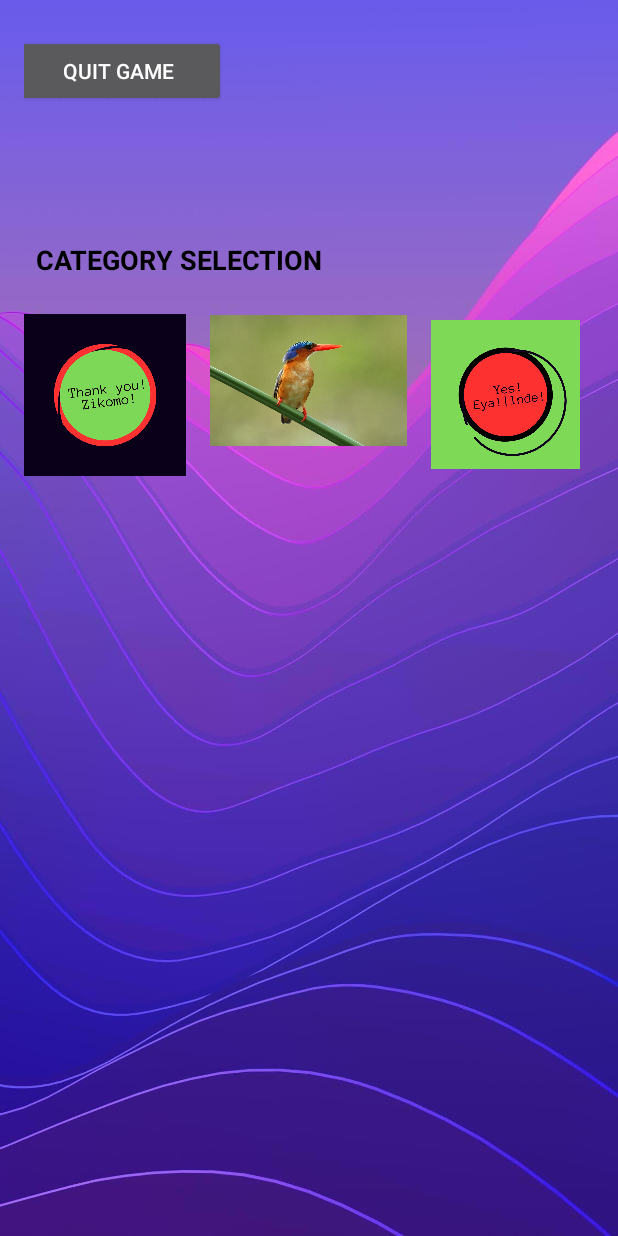
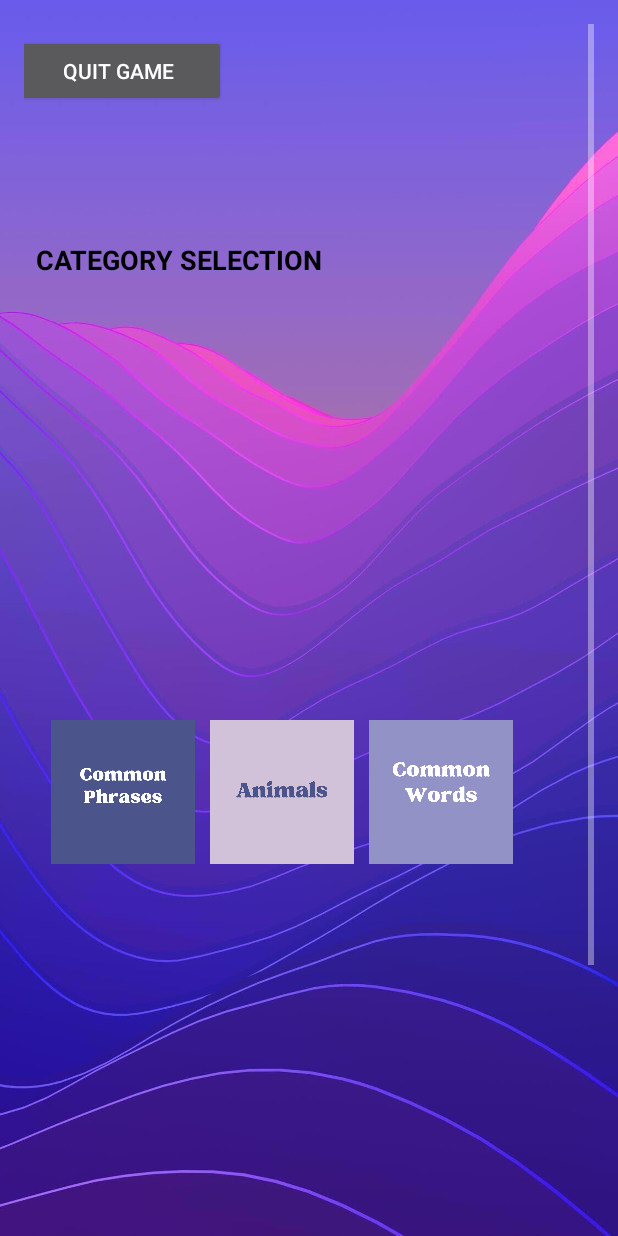
Before and after one commit to Mkayuni/LotoAndroid, an Android app: the screen it shows after launch (MainActivity), on a phone screen of 412 x 824 dp. Run offline under Robolectric (Android 15) with nearby library versions, the phone set to English and light mode, and no system bars.

Commit message:
Loto initial

```diff
--- a/app/src/main/res/layout/activity_loto.xml
+++ b/app/src/main/res/layout/activity_loto.xml
@@ -45,8 +45,8 @@
         <!-- Add a layout for the word pair TextView (this layout will transition to landscape) -->
 
         <LinearLayout
-            android:layout_width="wrap_content"
-            android:layout_height="wrap_content"
+            android:layout_width="match_parent"
+            android:layout_height="match_parent"
             android:orientation="horizontal">
 
             <!-- ImageView for Common Phrases with Click Listener -->
@@ -57,32 +57,36 @@
 
             <ImageView
                 android:id="@+id/categoryImageCommonPhrases"
-                android:layout_width="108dp"
+                android:layout_width="96dp"
                 android:layout_height="match_parent"
+                android:layout_marginStart="18dp"
+                android:adjustViewBounds="false"
                 android:animation="@anim/fade_in_and_blink"
                 android:contentDescription="@string/common_phrases_image_content_description"
                 android:scaleType="centerInside"
-                android:src="@drawable/common_phrases_image" />
+                android:src="@drawable/miyambi" />
 
             <ImageView
                 android:id="@+id/categoryImageAnimals"
-                android:layout_width="131dp"
-                android:layout_height="475dp"
-                android:layout_marginStart="16dp"
+                android:layout_width="96dp"
+                android:layout_height="match_parent"
+                android:layout_marginStart="10dp"
+                android:adjustViewBounds="false"
                 android:animation="@anim/fade_in_and_blink"
                 android:contentDescription="@string/animals_image_content_description"
                 android:scaleType="centerInside"
-                android:src="@drawable/animals_image" />
+                android:src="@drawable/nyama" />
 
             <ImageView
                 android:id="@+id/categoryImageCommonWords"
-                android:layout_width="99dp"
-                android:layout_height="494dp"
-                android:layout_marginStart="16dp"
+                android:layout_width="96dp"
+                android:layout_height="match_parent"
+                android:layout_marginStart="10dp"
+                android:adjustViewBounds="false"
                 android:animation="@anim/fade_in_and_blink"
                 android:contentDescription="@string/common_words_image_content_description"
                 android:scaleType="centerInside"
-                android:src="@drawable/common_words_image" />
+                android:src="@drawable/mawu" />
 
         </LinearLayout>
 
```
Also changed, not shown: app/src/main/java/com/example/lotoandroid/MainActivity.java (+28 -0 lines), app/src/main/res/drawable/mawu.png (added), app/src/main/res/drawable/miyambi.png (added), app/src/main/res/drawable/nyama.png (added).
